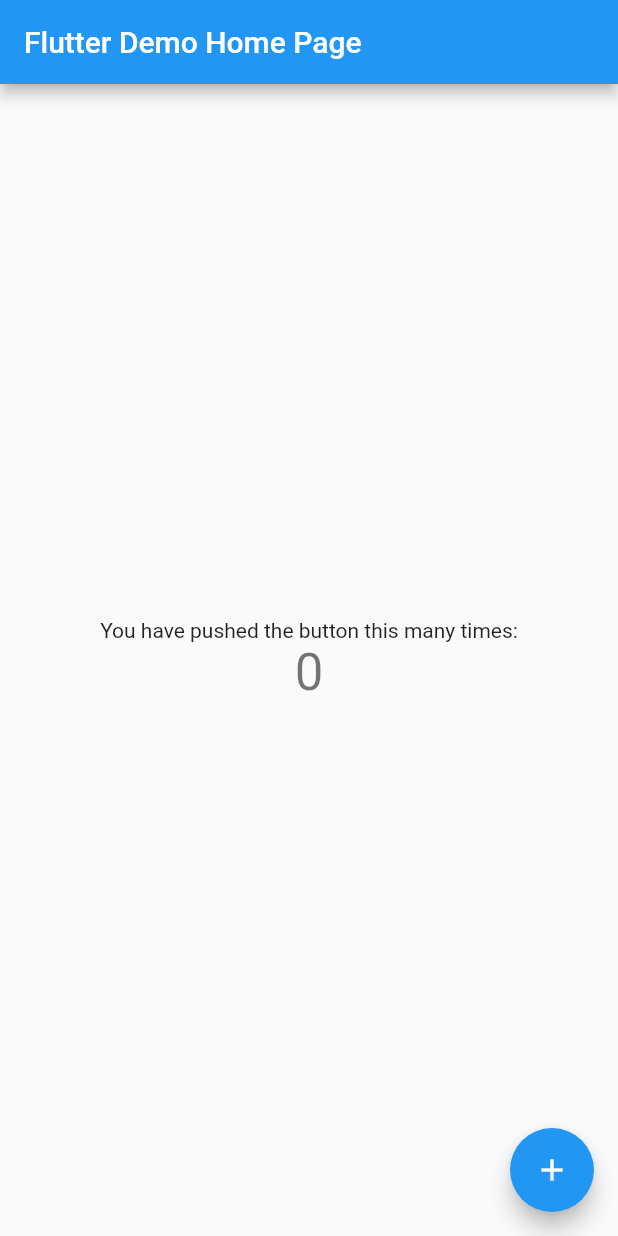
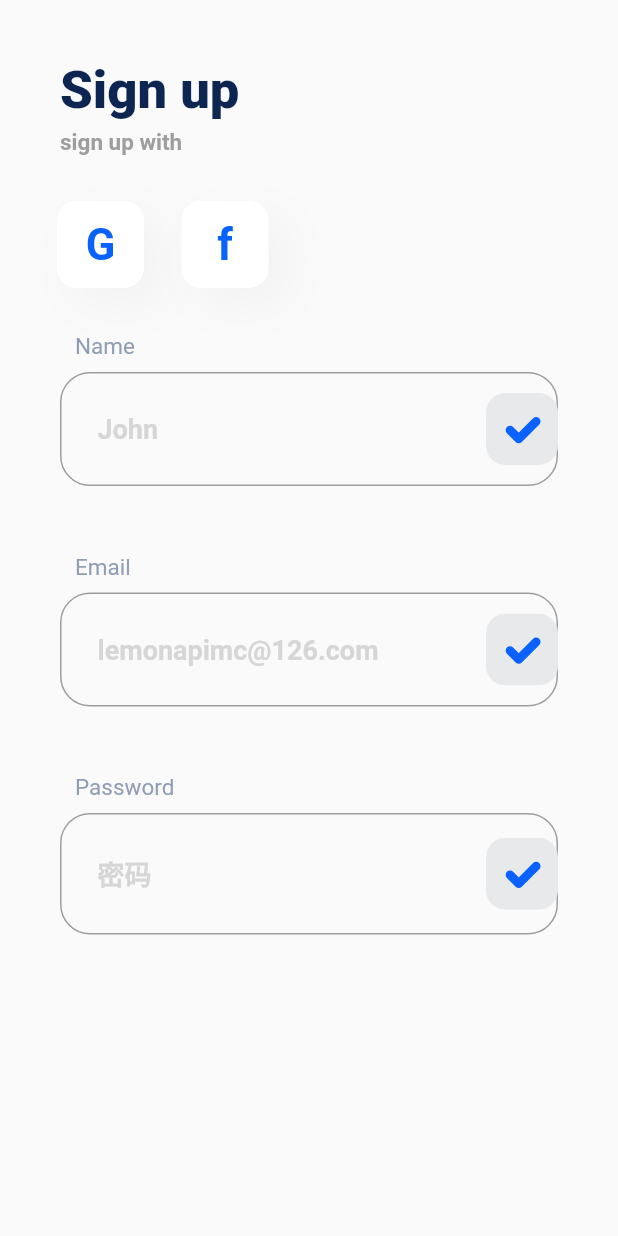
Before and after one commit to samurai-o/samurais_application, a Flutter app: the screen it shows after launch, on a phone screen of 412 x 824 dp. Run offline on Flutter 3.47's test engine with Material 2 defaults, Android fonts, the phone set to English and light mode, and no system bars; our stand-ins replace flutter_svg; Roboto replaces fonts that are missing (Cardo, Nunito Sans, Product Sans).

Commit message:
feat: 登录表单

```diff
--- a/lib/main.dart
+++ b/lib/main.dart
@@ -1,4 +1,5 @@
 import 'package:flutter/material.dart';
+import 'package:samurais_application/views/auth/login.dart';
 
 void main() {
   runApp(MyApp());
@@ -22,7 +23,7 @@
         // is not restarted.
         primarySwatch: Colors.blue,
       ),
-      home: MyHomePage(title: 'Flutter Demo Home Page'),
+      home: LoginPage(),
     );
   }
 }
--- /dev/null
+++ b/lib/views/auth/custom_input.dart
@@ -0,0 +1,83 @@
+import 'package:flutter/material.dart';
+import 'package:flutter_svg/svg.dart';
+
+class CustomInput extends StatefulWidget {
+  final String label;
+  final String inputHint;
+  CustomInput({required this.label, required this.inputHint});
+
+  @override
+  _CustomInputState createState() => _CustomInputState();
+}
+
+class _CustomInputState extends State<CustomInput> {
+  bool isSubmit = false;
+  final checkBoxIcon = 'assets/checkbox.svg';
+
+  @override
+  Widget build(BuildContext context) {
+    return Column(
+      children: [
+        Align(
+          alignment: Alignment.centerLeft,
+          child: Padding(
+            padding: EdgeInsets.only(left: 50.0, bottom: 8),
+            child: Text(
+              widget.label,
+              style: TextStyle(
+                  fontFamily: 'Product Sans',
+                  fontSize: 15,
+                  color: Color(0xff8f9db5)),
+            ),
+          ),
+        ),
+        Padding(
+          padding: EdgeInsets.fromLTRB(40, 0, 40, 15),
+          child: TextFormField(
+              obscureText: widget.label == 'Password' ? true : false,
+              onChanged: (value) {
+                setState(() {
+                  isSubmit = true;
+                });
+              },
+              style: TextStyle(
+                  fontSize: 19,
+                  color: Color(0xff0962ff),
+                  fontWeight: FontWeight.bold),
+              decoration: InputDecoration(
+                  hintText: widget.inputHint,
+                  hintStyle: TextStyle(
+                      fontSize: 18,
+                      color: Colors.grey[350],
+                      fontWeight: FontWeight.w600),
+                  contentPadding:
+                      EdgeInsets.symmetric(vertical: 27, horizontal: 25),
+                  focusColor: Color(0xff0962ff),
+                  focusedBorder: OutlineInputBorder(
+                    borderRadius: BorderRadius.circular(20),
+                    borderSide: BorderSide(color: Color(0xff0962ff)),
+                  ),
+                  enabledBorder: OutlineInputBorder(
+                    borderRadius: BorderRadius.circular(20),
+                    borderSide: BorderSide(color: Colors.grey),
+                  ),
+                  suffixIcon: isSubmit == true
+                      ? Visibility(
+                          visible: true,
+                          child: Padding(
+                            padding: EdgeInsets.only(right: 8.0),
+                            child: SvgPicture.asset(
+                              checkBoxIcon,
+                              height: 0.2,
+                            ),
+                          ),
+                        )
+                      : Visibility(
+                          visible: true,
+                          child: SvgPicture.asset(checkBoxIcon),
+                        ))),
+        )
+      ],
+    );
+  }
+}
--- /dev/null
+++ b/lib/views/auth/icon_button.dart
@@ -0,0 +1,34 @@
+import 'package:flutter/material.dart';
+
+class IconBtn extends StatelessWidget {
+  IconBtn({required this.char});
+  final String char;
+
+  @override
+  Widget build(BuildContext context) {
+    return Container(
+      width: 58,
+      height: 58,
+      decoration: BoxDecoration(
+        color: Color(0xffffffff),
+        borderRadius: BorderRadius.circular(13),
+        boxShadow: [
+          BoxShadow(
+              offset: Offset(12, 11),
+              blurRadius: 26,
+              color: Color(0xffaaaaaa).withOpacity(0.1))
+        ],
+      ),
+      child: Center(
+        child: Text(
+          char,
+          style: TextStyle(
+              fontFamily: "ProductSans",
+              fontSize: 29,
+              fontWeight: FontWeight.bold,
+              color: Color(0xff0962FF)),
+        ),
+      ),
+    );
+  }
+}
--- /dev/null
+++ b/lib/views/auth/login.dart
@@ -0,0 +1,83 @@
+import 'package:flutter/material.dart';
+import 'package:samurais_application/views/auth/custom_input.dart';
+import 'package:samurais_application/views/auth/icon_button.dart';
+
+class LoginPage extends StatelessWidget {
+  @override
+  Widget build(BuildContext context) {
+    return SafeArea(
+      child: Scaffold(
+        body: SingleChildScrollView(
+          physics: BouncingScrollPhysics(),
+          child: Stack(
+            children: [
+              Column(
+                crossAxisAlignment: CrossAxisAlignment.center,
+                children: [
+                  Align(
+                    alignment: Alignment.centerLeft,
+                    child: Padding(
+                      padding: EdgeInsets.only(left: 40.0, top: 40),
+
+                      /// 登录字体
+                      child: Text(
+                        "Sign up",
+                        style: TextStyle(
+                            fontFamily: "Cardo",
+                            fontSize: 35,
+                            color: Color(0xff0C2551),
+                            fontWeight: FontWeight.w900),
+                      ),
+                    ),
+                  ),
+                  Align(
+                    alignment: Alignment.centerLeft,
+                    child: Padding(
+                      padding: EdgeInsets.only(left: 40, top: 5),
+                      child: Text(
+                        "sign up with",
+                        style: TextStyle(
+                            fontFamily: "Nunito Sans",
+                            fontSize: 15,
+                            color: Colors.grey,
+                            fontWeight: FontWeight.w700),
+                      ),
+                    ),
+                  ),
+                  SizedBox(
+                    height: 30,
+                  ),
+                  Container(
+                    margin: EdgeInsets.only(left: 38),
+                    child: Row(
+                      children: [
+                        IconBtn(char: "G"),
+                        SizedBox(width: 25),
+                        IconBtn(char: "f")
+                      ],
+                    ),
+                  ),
+                  SizedBox(
+                    height: 30,
+                  ),
+                  CustomInput(label: "Name", inputHint: "John"),
+                  SizedBox(
+                    height: 30,
+                  ),
+                  CustomInput(
+                    label: "Email",
+                    inputHint: "lemonapimc@126.com",
+                  ),
+                  SizedBox(
+                    height: 30,
+                  ),
+                  CustomInput(label: "Password", inputHint: "密码")
+                ],
+              )
+            ],
+          ),
+        ),
+      ),
+    );
+  }
+}
--- a/pubspec.yaml
+++ b/pubspec.yaml
@@ -30,6 +30,7 @@
   cupertino_icons: ^1.0.2
   http: ^0.13.3
   json_annotation: ^4.0.1
+  flutter_svg: ^0.22.0
 
 dev_dependencies:
   build_runner: ^2.1.1
@@ -49,9 +50,8 @@
   uses-material-design: true
 
   # To add assets to your application, add an assets section, like this:
-  # assets:
-  #   - images/a_dot_burr.jpeg
-  #   - images/a_dot_ham.jpeg
+  assets:
+    - assets/
 
   # An image asset can refer to one or more resolution-specific "variants", see
   # https://flutter.dev/assets-and-images/#resolution-aware.
```
Also changed, not shown: assets/checkbox.svg (added), pubspec.lock.
